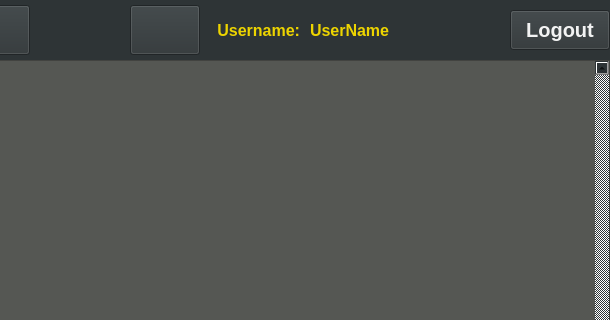
canceller026/CN-Lab-Assignment, file p2p/HomePage.ui: the form before one commit; both pictures show x 670 to 1280 and y 0 to 320 of the 1280 by 720 pixel window.
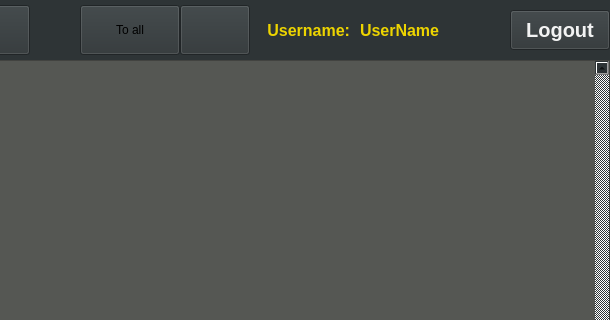
The form after the commit. Icons and pictures are not drawn.

What changed in the file:
```diff
--- a/p2p/HomePage.ui
+++ b/p2p/HomePage.ui
@@ -1619,6 +1619,41 @@
             </property>
            </spacer>
           </item>
+          <item>
+           <widget class="QPushButton" name="send_all_button">
+            <property name="sizePolicy">
+             <sizepolicy hsizetype="Fixed" vsizetype="Expanding">
+              <horstretch>40</horstretch>
+              <verstretch>40</verstretch>
+             </sizepolicy>
+            </property>
+            <property name="minimumSize">
+             <size>
+              <width>100</width>
+              <height>50</height>
+             </size>
+            </property>
+            <property name="maximumSize">
+             <size>
+              <width>100</width>
+              <height>50</height>
+             </size>
+            </property>
+            <property name="text">
+             <string>To all</string>
+            </property>
+            <property name="icon">
+             <iconset>
+              <normaloff>images/send.png</normaloff>images/send.png</iconset>
+            </property>
+            <property name="iconSize">
+             <size>
+              <width>32</width>
+              <height>32</height>
+             </size>
+            </property>
+           </widget>
+          </item>
           <item>
            <widget class="QPushButton" name="request_button">
             <property name="sizePolicy">
@@ -1705,7 +1740,7 @@
            <widget class="QLabel" name="lable_username">
             <property name="minimumSize">
              <size>
-              <width>200</width>
+              <width>150</width>
               <height>40</height>
              </size>
             </property>
```
